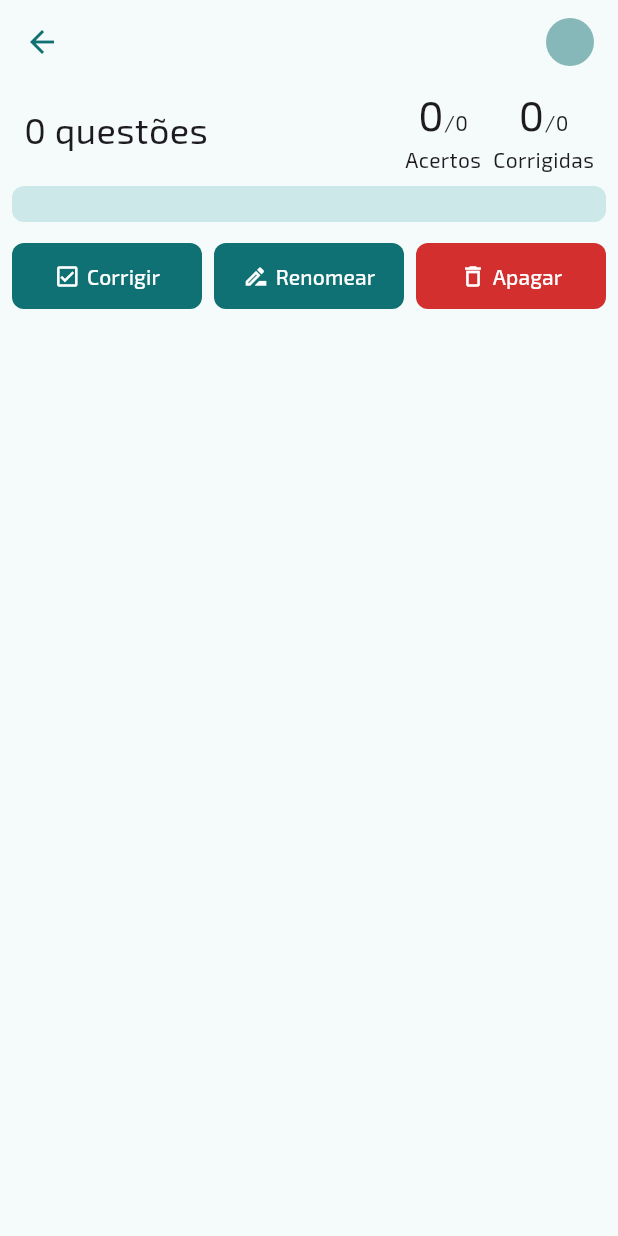
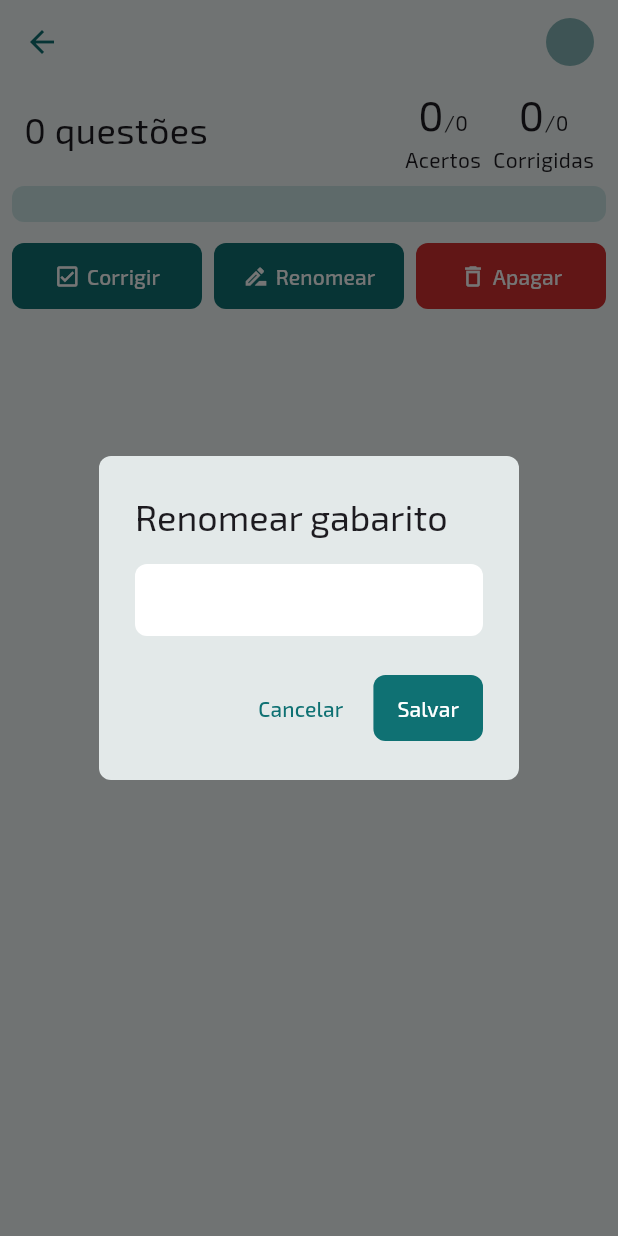
Before and after one commit to br-adriel/flutter-meu-gabarito, a Flutter app: the GabaritoScreen screen opened directly with empty values, after a tap on "Renomear", on a phone screen of 412 x 824 dp. Run offline on Flutter 3.47's test engine with Material 3 defaults, Android fonts, the light colour scheme and no system bars; our stand-ins replace cloud_firestore, email_validator, firebase_auth, firebase_core, firebase_storage, flutter_dotenv and 5 more; accounts and stored records are empty; generated files the repository leaves out were written again.

Commit message:
feat: Add rename gabarito dialog

```diff
--- a/lib/widgets/gabarito_actions.dart
+++ b/lib/widgets/gabarito_actions.dart
@@ -1,18 +1,46 @@
 import 'package:flutter/material.dart';
+import 'package:flutter_hooks/flutter_hooks.dart';
 import 'package:meu_gabarito/classes/gabarito.dart';
 import 'package:meu_gabarito/store/gabaritos/gabaritos.dart';
 import 'package:meu_gabarito/store/main.dart';
 import 'package:meu_gabarito/themes/styles/button_styles.dart';
+import 'package:meu_gabarito/validators/required.dart';
 import 'package:provider/provider.dart';
 
-class GabaritoActions extends StatelessWidget {
+Widget cancelButton(BuildContext context) => TextButton(
+      onPressed: () => Navigator.of(context).pop(),
+      child: const Text('Cancelar'),
+    );
+
+void handlePromise(Future<void> promise, BuildContext context, Gabaritos store,
+    {int popAmout = 2}) {
+  int count = 0;
+  promise.then((_) {
+    Navigator.of(context).popUntil((_) => count++ >= popAmout);
+  }).catchError((_) {
+    store.errors.map((err) {
+      ScaffoldMessenger.of(context).showSnackBar(
+        SnackBar(content: Text(err)),
+      );
+    });
+    Navigator.of(context).pop();
+  });
+}
+
+class GabaritoActions extends HookWidget {
   final Gabarito gabarito;
+  final renameTC = TextEditingController();
 
-  const GabaritoActions(this.gabarito, {super.key});
+  GabaritoActions(this.gabarito, {super.key});
 
   @override
   Widget build(BuildContext context) {
     Gabaritos store = Provider.of<MainStore>(context).gabaritos;
+
+    useEffect(() {
+      renameTC.text = gabarito.nome!;
+      return null;
+    });
 
     return Row(
       children: [
@@ -33,7 +61,41 @@ class GabaritoActions extends StatelessWidget {
         const SizedBox(width: 8),
         Expanded(
           child: FilledButton(
-            onPressed: () {},
+            onPressed: () {
+              showDialog(
+                context: context,
+                builder: (context) => AlertDialog(
+                  title: const Text('Renomear gabarito'),
+                  content: TextFormField(
+                    controller: renameTC,
+                    validator: validateRequired,
+                    autovalidateMode: AutovalidateMode.onUserInteraction,
+                    decoration: InputDecoration(
+                      border: OutlineInputBorder(
+                        borderRadius: BorderRadius.circular(8),
+                      ),
+                      fillColor: Colors.white,
+                    ),
+                  ),
+                  actions: [
+                    cancelButton(context),
+                    FilledButton(
+                      onPressed: () {
+                        if (validateRequired(renameTC.text) == null) {
+                          handlePromise(
+                            store.renameGabarito(gabarito.id!, renameTC.text),
+                            context,
+                            store,
+                            popAmout: 1,
+                          );
+                        }
+                      },
+                      child: const Text('Salvar'),
+                    ),
+                  ],
+                ),
+              );
+            },
             child: const Row(
               mainAxisAlignment: MainAxisAlignment.center,
               crossAxisAlignment: CrossAxisAlignment.center,
@@ -58,23 +120,14 @@ class GabaritoActions extends StatelessWidget {
                   title: Text('Apagar gabarito "${gabarito.nome}"?'),
                   content: const Text('Essa ação não pode ser desfeita'),
                   actions: [
-                    TextButton(
-                      onPressed: () => Navigator.of(context).pop(),
-                      child: const Text('Cancelar'),
-                    ),
+                    cancelButton(context),
                     FilledButton(
                       onPressed: () {
-                        int count = 0;
-                        store.deleteGabarito(gabarito.id!).then((_) {
-                          Navigator.of(context).popUntil((_) => count++ >= 2);
-                        }).catchError((_) {
-                          store.errors.map((err) {
-                            ScaffoldMessenger.of(context).showSnackBar(
-                              SnackBar(content: Text(err)),
-                            );
-                          });
-                          Navigator.of(context).pop();
-                        });
+                        handlePromise(
+                          store.deleteGabarito(gabarito.id!),
+                          context,
+                          store,
+                        );
                       },
                       style: deleteFilledButtonStyle,
                       child: const Text('Apagar'),
```
